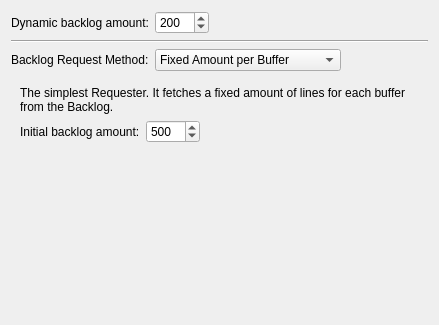
quassel/quassel, file src/qtui/settingspages/backlogsettingspage.ui: the form before one commit.
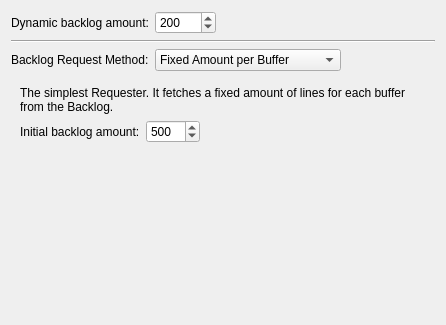
The form after the commit.

Commit message: Allow to fetch larger-than-1000-line chunks of backlog dynamically

Diff of the .ui file:
```diff
--- a/src/qtui/settingspages/backlogsettingspage.ui
+++ b/src/qtui/settingspages/backlogsettingspage.ui
@@ -1,11 +1,11 @@
 <ui version="4.0" >
  <class>BacklogSettingsPage</class>
- <widget class="QWidget" name="BacklogSettingsPage" >
-  <property name="geometry" >
+ <widget class="QWidget" name="BacklogSettingsPage">
+  <property name="geometry">
    <rect>
     <x>0</x>
     <y>0</y>
-    <width>439</width>
+    <width>446</width>
     <height>325</height>
    </rect>
   </property>
@@ -26,9 +26,9 @@
       </widget>
      </item>
      <item>
-      <widget class="QSpinBox" name="dynamicBacklogAmount" >
-       <property name="maximum" >
-        <number>1000</number>
+      <widget class="QSpinBox" name="dynamicBacklogAmount">
+       <property name="maximum">
+        <number>99999</number>
        </property>
        <property name="singleStep" >
         <number>10</number>
```
Left out of the diff: 243 changed lines with no effect on the pictures.
